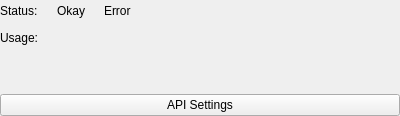
Old version of the form ui_files/api_overview_remote.ui in the repository VoxelCubes/DeepQt.
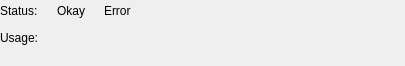
New version of the form. Icons and pictures are not drawn.

```diff
--- a/ui_files/api_overview_remote.ui
+++ b/ui_files/api_overview_remote.ui
@@ -6,8 +6,8 @@
    <rect>
     <x>0</x>
     <y>0</y>
-    <width>400</width>
-    <height>116</height>
+    <width>405</width>
+    <height>66</height>
    </rect>
   </property>
   <property name="windowTitle">
@@ -144,17 +144,6 @@
      </item>
     </layout>
    </item>
-   <item>
-    <widget class="QPushButton" name="pushButton_api_config">
-     <property name="text">
-      <string>API Settings</string>
-     </property>
-     <property name="icon">
-      <iconset theme="configure">
-       <normaloff>.</normaloff>.</iconset>
-     </property>
-    </widget>
-   </item>
   </layout>
  </widget>
  <resources/>
```
